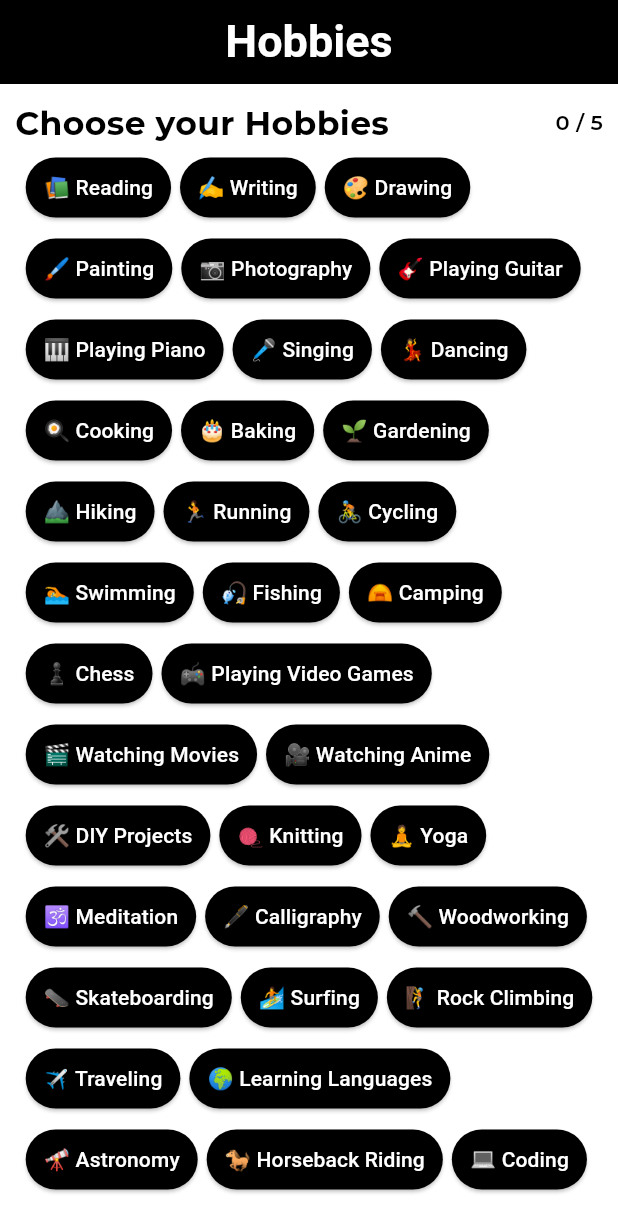
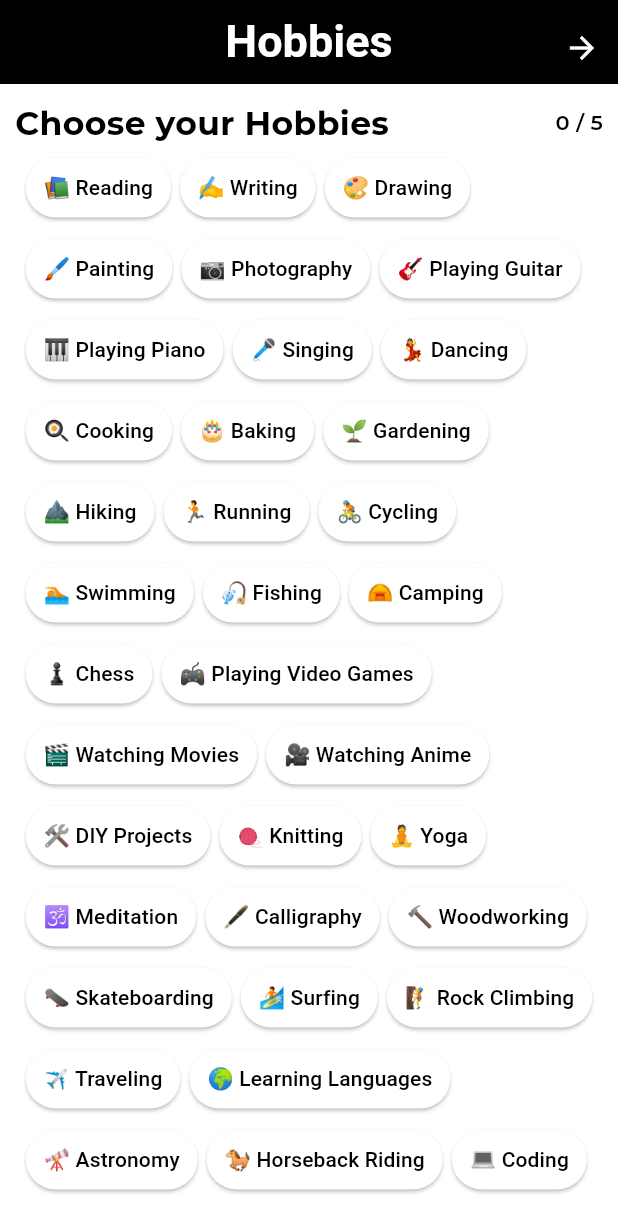
Before and after one commit to AzatD3V/feel-sense, a Flutter app: the HobbiesSelectionScreen screen opened directly, on a phone screen of 412 x 824 dp. Shown: the top 1232 px of the screen. Run offline on Flutter 3.47's test engine with Material 3 defaults, Android fonts, the phone set to English and light mode, and no system bars; our stand-ins replace bloc, camera, cloud_firestore, equatable, firebase_auth, firebase_core and 6 more; missing offline and left inert: font_awesome_icon_class, tflite_flutter; accounts and stored records are empty; Roboto replaces fonts that are missing (Sarina).

Commit message:
db block added

```diff
--- /dev/null
+++ b/lib/logic/bloc/db_bloc.dart
@@ -0,0 +1,25 @@
+import 'dart:async';
+
+import 'package:flutter_bloc/flutter_bloc.dart';
+import 'package:xxx/logic/bloc/db_event.dart';
+import 'package:xxx/logic/bloc/db_state.dart';
+import 'package:xxx/services/db_services.dart';
+
+class DBBlock extends Bloc<DBEvent, DBState> {
+  final DBServices _services;
+  DBBlock(this._services) : super(DBInitialized()) {
+    on<AddUserData>(_onAddUserData);
+  }
+
+  FutureOr<void> _onAddUserData(
+      AddUserData event, Emitter<DBState> emit) async {
+    try {
+      emit(DBInitialized());
+      await _services.addInfo(event.hobbies, event.music, event.personality);
+      emit(DBLoading());
+      emit(DBSucces(message: "Data save succes."));
+    } catch (e) {
+      throw Exception('Services Error');
+    }
+  }
+}
--- /dev/null
+++ b/lib/logic/bloc/db_event.dart
@@ -0,0 +1,19 @@
+import 'package:equatable/equatable.dart';
+
+abstract class DBEvent extends Equatable {
+  @override
+  List<Object> get props => [];
+}
+
+class AddUserData extends DBEvent {
+  final List<String> hobbies;
+  final List<String> music;
+  final List<String> personality;
+
+  AddUserData(
+      {required this.hobbies, required this.music, required this.personality});
+
+  @override
+  // TODO: implement props
+  List<Object> get props => [hobbies, music, personality];
+}
--- /dev/null
+++ b/lib/logic/bloc/db_state.dart
@@ -0,0 +1,28 @@
+import 'package:equatable/equatable.dart';
+
+abstract class DBState extends Equatable {
+  @override
+  List<Object?> get props => [];
+}
+
+class DBInitialized extends DBState {}
+
+class DBLoading extends DBState {}
+
+class DBSucces extends DBState {
+  final String message;
+
+  DBSucces({required this.message});
+
+  @override
+  List<Object?> get props => [message];
+}
+
+class DBError extends DBState {
+  final String error;
+
+  DBError({required this.error});
+
+  @override
+  List<Object> get props => [error];
+}
--- a/lib/main.dart
+++ b/lib/main.dart
@@ -2,9 +2,11 @@ import 'package:firebase_core/firebase_core.dart';
 import 'package:flutter/material.dart';
 import 'package:flutter/services.dart';
 import 'package:flutter_bloc/flutter_bloc.dart';
+import 'package:xxx/logic/bloc/db_bloc.dart';
 import 'package:xxx/screens/intro_screen.dart';
 import 'package:xxx/services/auth_services.dart';
 import 'package:xxx/logic/bloc/auth_bloc.dart';
+import 'package:xxx/services/db_services.dart';
 
 void main() async {
   WidgetsFlutterBinding.ensureInitialized();
@@ -27,7 +29,8 @@ class _MyAppState extends State<MyApp> {
     return MultiBlocProvider(
         providers: [
           BlocProvider(
-              create: (context) => AuthBloc(authServices: AuthServices()))
+              create: (context) => AuthBloc(authServices: AuthServices())),
+          BlocProvider(create: (context) => DBBlock(DBServices())),
         ],
         child: MaterialApp(
             debugShowCheckedModeBanner: false,
--- a/lib/screens/hobbies_selection_screen.dart
+++ b/lib/screens/hobbies_selection_screen.dart
@@ -20,7 +20,12 @@ class _HobbiesSelectionScreenState extends State<HobbiesSelectionScreen> {
   Widget build(BuildContext context) {
     return Scaffold(
       backgroundColor: Colors.white,
-      appBar: CustomAppbar(title: 'Hobbies'),
+      appBar: CustomAppbar(
+        title: 'Hobbies',
+        action: ApplyButton(
+            screen: MusicStyleSelection(hobbies: selectedOptions),
+            selectedOptions: selectedOptions),
+      ),
       body: Padding(
         padding: const EdgeInsets.all(6.0),
         child: Column(
@@ -39,9 +44,6 @@ class _HobbiesSelectionScreenState extends State<HobbiesSelectionScreen> {
                   SizedBox(
                     height: 20,
                   ),
-                  ApplyButton(
-                      screen: MusicStyleSelection(hobbies: selectedOptions),
-                      selectedOptions: selectedOptions)
                 ],
               ),
             ),
--- a/lib/widgets/apply_button.dart
+++ b/lib/widgets/apply_button.dart
@@ -1,5 +1,4 @@
 import 'package:flutter/material.dart';
-import 'package:google_fonts/google_fonts.dart';
 
 class ApplyButton extends StatefulWidget {
   final Widget screen;
@@ -16,11 +15,7 @@ class _ApplyButtonState extends State<ApplyButton> {
   Widget build(BuildContext context) {
     return Align(
       alignment: Alignment.bottomCenter,
-      child: ElevatedButton(
-          style: ElevatedButton.styleFrom(
-              backgroundColor: widget.selectedOptions.length <= 4
-                  ? Colors.black
-                  : Colors.green),
+      child: IconButton(
           onPressed: () {
             if (widget.selectedOptions.length >= 4) {
               Navigator.push(context,
@@ -30,10 +25,11 @@ class _ApplyButtonState extends State<ApplyButton> {
                   .showSnackBar(SnackBar(content: Text('data')));
             }
           },
-          child: Text(
-            "Next",
-            style: GoogleFonts.montserrat(
-                color: Colors.white, fontSize: 16, fontWeight: FontWeight.w600),
+          icon: Icon(
+            Icons.arrow_forward,
+            color: widget.selectedOptions.length == 5
+                ? Colors.green
+                : Colors.white,
           )),
     );
   }
--- a/lib/widgets/custom_appbar.dart
+++ b/lib/widgets/custom_appbar.dart
@@ -3,11 +3,13 @@ import 'package:google_fonts/google_fonts.dart';
 
 class CustomAppbar extends StatelessWidget implements PreferredSizeWidget {
   final String title;
-  const CustomAppbar({super.key, required this.title});
+  final Widget? action;
+  const CustomAppbar({super.key, required this.title, this.action});
 
   @override
   Widget build(BuildContext context) {
     return AppBar(
+      actions: action != null ? [action!] : [],
       iconTheme: IconThemeData(color: Colors.white),
       backgroundColor: Colors.black,
       title: Text(
--- a/lib/widgets/custom_container.dart
+++ b/lib/widgets/custom_container.dart
@@ -7,6 +7,7 @@ class CustomContainer extends StatelessWidget {
   @override
   Widget build(BuildContext context) {
     return Container(
+      width: 350,
       padding: EdgeInsets.all(16),
       decoration: BoxDecoration(
         color: Colors.white,
--- a/lib/widgets/image_opacty.dart
+++ b/lib/widgets/image_opacty.dart
@@ -11,7 +11,7 @@ class FaceImage extends StatelessWidget {
       top: height * 0.09,
       child: Container(
         height: height * 0.25,
-        width: width,
+        width: 500,
         decoration: const BoxDecoration(color: Colors.black),
         child: Row(
           children: [
--- a/lib/widgets/option_button.dart
+++ b/lib/widgets/option_button.dart
@@ -56,6 +56,7 @@ class _OptionButtonState extends State<OptionButton> {
 
             return ElevatedButton(
               onPressed: () {
+                print(selectedOptions.length);
                 setState(() {
                   if (isSelected) {
                     selectedOptions.remove(item);
@@ -78,8 +79,8 @@ class _OptionButtonState extends State<OptionButton> {
                 });
               },
               style: ElevatedButton.styleFrom(
-                backgroundColor: isSelected ? Colors.green : Colors.black,
-                foregroundColor: isSelected ? Colors.black : Colors.white,
+                backgroundColor: isSelected ? Colors.black : Colors.white,
+                foregroundColor: isSelected ? Colors.white : Colors.black,
                 padding: EdgeInsets.symmetric(horizontal: 12, vertical: 8),
               ),
               child: Text(item, style: TextStyle(fontSize: 14)),
--- a/pubspec.yaml
+++ b/pubspec.yaml
@@ -52,6 +52,8 @@ dependencies:
   introduction_screen: ^3.1.17
   camera: ^0.11.1
   permission_handler: ^11.4.0
+  cloud_firestore: ^5.6.5
+  sqflite: ^2.4.2
 
 
 dev_dependencies:
```
Also changed, not shown: lib/screens/login_screen.dart (+10 -13 lines), lib/screens/music_style_selection_screen.dart (+9 -7 lines), lib/screens/personality_selection_screen.dart (+9 -7 lines), lib/screens/selection_check_screen.dart (+29 -37 lines), lib/services/db_services.dart (added, +20 -0 lines), lib/widgets/options_info_widget.dart (+4 -5 lines), 126 other files.
